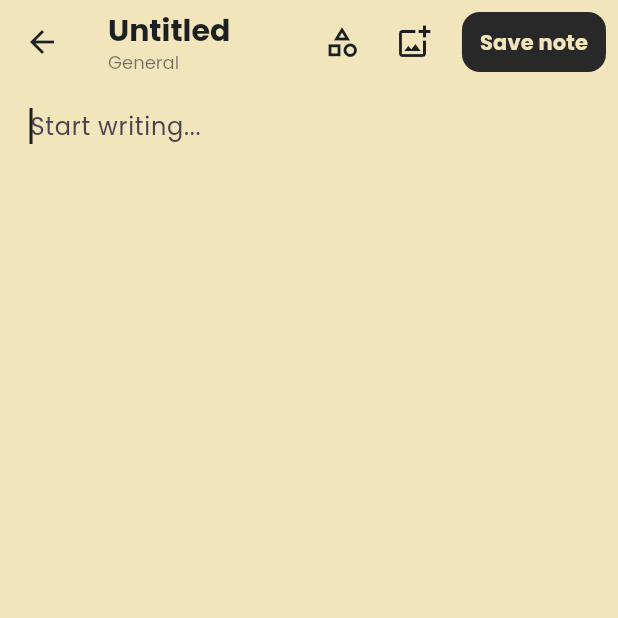
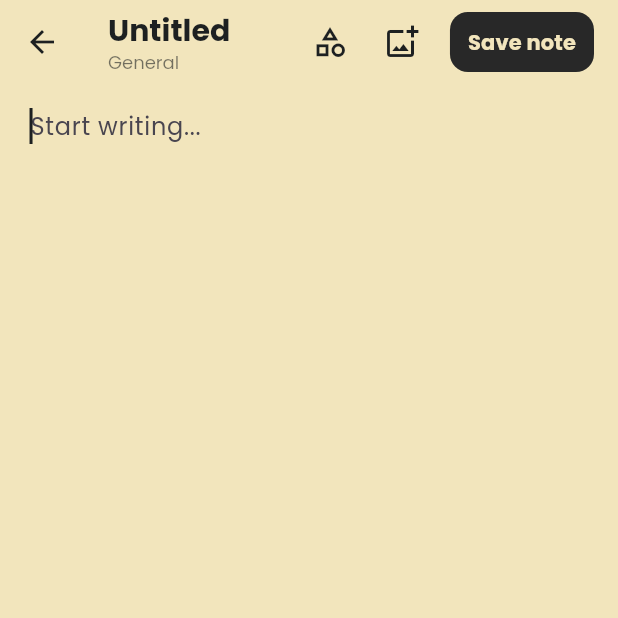
Before and after one commit to infinitelife102/NoteTaking, a Flutter app: the screen it shows after launch, after a tap on "New note", on a phone screen of 412 x 824 dp, the top half of it. Run offline on Flutter 3.47's test engine with Material 3 defaults, Android fonts, the phone set to English and light mode, and no system bars; our stand-ins replace flutter_secure_storage, google_fonts, hive, hive_flutter, image_picker; accounts and stored records are empty.

Commit message:
Increase AppBar SizedBox with on NoteFormPage

```diff
--- a/lib/note_form_page.dart
+++ b/lib/note_form_page.dart
@@ -363,7 +363,7 @@ class _NoteFormPageState extends State<NoteFormPage> {
                       ),
                     ),
                   ),
-                const SizedBox(width: 8),
+                const SizedBox(width: 16),
               ],
             );
           },
```
